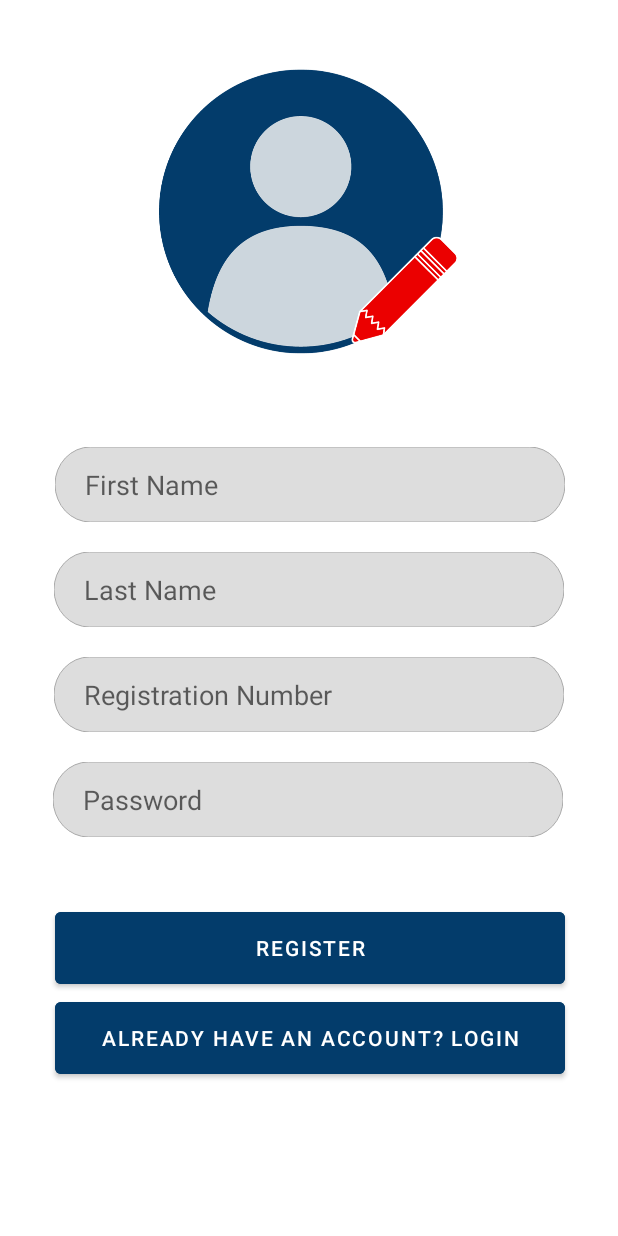
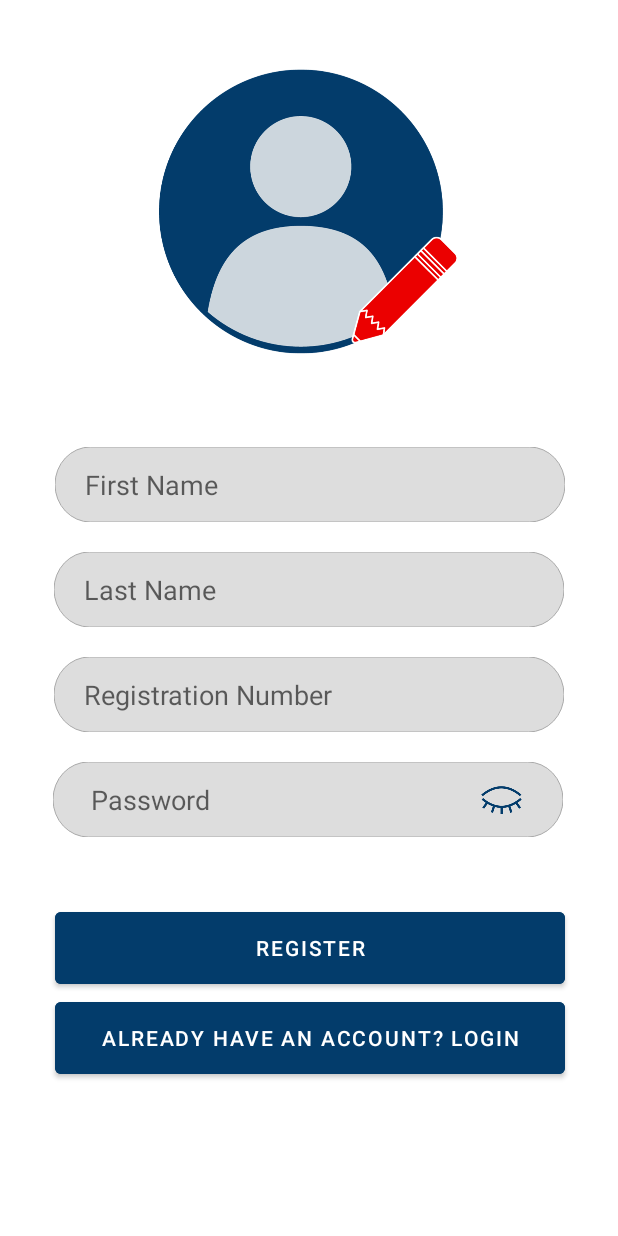
Before and after one commit to Egor-Leleka/Mediphix-MobileApp, an Android app: the Register screen opened through its navigation route, on a phone screen of 412 x 824 dp. Run offline under Robolectric (Android 15) with nearby library versions, the phone set to English and light mode, and no system bars; our stand-ins replace Firebase (no records; nobody signed in at launch, a user with empty details on screens opened directly), navigation-ui.

Commit message:
1. Fixed faulty drug issue 2. Changes in password text field of register screen

```diff
--- a/app/src/main/java/com/example/mediphix_app/Register.kt
+++ b/app/src/main/java/com/example/mediphix_app/Register.kt
@@ -1,10 +1,13 @@
 package com.example.mediphix_app
 
+import android.graphics.Typeface
 import android.os.Bundle
+import android.text.InputType
 import android.view.LayoutInflater
 import android.view.View
 import android.view.ViewGroup
 import android.widget.Toast
+import androidx.core.content.ContextCompat
 import androidx.fragment.app.Fragment
 import androidx.navigation.fragment.findNavController
 import com.example.mediphix_app.databinding.RegisterPageBinding
@@ -26,6 +29,24 @@ class Register : Fragment(R.layout.register_page) {
 
     override fun onViewCreated(view: View, savedInstanceState: Bundle?) {
         super.onViewCreated(view, savedInstanceState)
+
+        // Toggle password visibility
+        val passwordEditText = binding.password
+        val togglePasswordButton = binding.togglePassword
+
+        togglePasswordButton.setColorFilter(ContextCompat.getColor(requireContext(), R.color.mediphix_blue))
+        togglePasswordButton.setOnClickListener() {
+            if (passwordEditText.inputType == InputType.TYPE_CLASS_TEXT or InputType.TYPE_TEXT_VARIATION_PASSWORD) {
+                // Show password
+                passwordEditText.inputType = InputType.TYPE_CLASS_TEXT or InputType.TYPE_TEXT_VARIATION_VISIBLE_PASSWORD
+                togglePasswordButton.setImageResource(R.drawable.eye_opened)
+            } else {
+                // Hide password
+                passwordEditText.inputType = InputType.TYPE_CLASS_TEXT or InputType.TYPE_TEXT_VARIATION_PASSWORD
+                togglePasswordButton.setImageResource(R.drawable.eye_closed)
+            }
+            passwordEditText.typeface = Typeface.create("sans-serif", Typeface.NORMAL)
+        }
 
         binding.loginBtn.setOnClickListener {
             val action = RegisterDirections.actionRegisterToLogin()
--- a/app/src/main/res/layout/add_new_drug_page.xml
+++ b/app/src/main/res/layout/add_new_drug_page.xml
@@ -107,6 +107,9 @@
             android:layout_width="340dp"
             android:layout_height="50dp"
             android:layout_marginTop="32dp"
+            android:focusable="false"
+            android:focusableInTouchMode="false"
+            android:inputType="none"
             android:background="@drawable/input"
             android:hint="Expiry Date"
             android:paddingLeft="20dp"
--- a/app/src/main/res/layout/register_page.xml
+++ b/app/src/main/res/layout/register_page.xml
@@ -49,16 +49,36 @@
 
         <EditText
             android:id="@+id/password"
-            android:layout_width="340dp"
-            android:layout_height="50dp"
+            android:layout_width="340sp"
+            android:layout_height="50sp"
             android:layout_marginTop="20dp"
             android:background="@drawable/input"
+            android:fontFamily="sans-serif"
             android:hint="Password"
-            android:paddingLeft="20dp"
+            android:inputType="textPassword"
+            android:paddingLeft="25dp"
             app:layout_constraintEnd_toEndOf="parent"
             app:layout_constraintHorizontal_bias="0.49"
             app:layout_constraintStart_toStartOf="parent"
             app:layout_constraintTop_toBottomOf="@+id/regNumber" />
+
+        <ImageView
+            android:id="@+id/togglePassword"
+            android:layout_width="50sp"
+            android:layout_height="40sp"
+            android:layout_margin="5dp"
+            android:layout_marginTop="8dp"
+            android:backgroundTint="@color/mediphix_blue"
+            android:checked="false"
+            android:padding="10sp"
+            android:src="@drawable/eye_closed"
+            android:textOff="Show"
+            android:textOn="Hide"
+            android:textSize="12sp"
+            app:layout_constraintEnd_toEndOf="@+id/password"
+            app:layout_constraintHorizontal_bias="0.961"
+            app:layout_constraintStart_toStartOf="@+id/password"
+            app:layout_constraintTop_toTopOf="@+id/password" />
 
         <Button
             android:id="@+id/registerBtn"
```
Also changed, not shown: app/src/main/java/com/example/mediphix_app/NewDrug.kt (+33 -3 lines).
